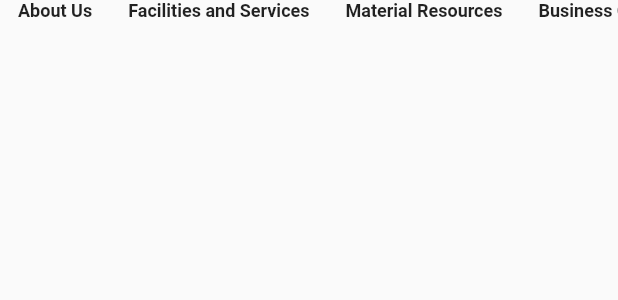
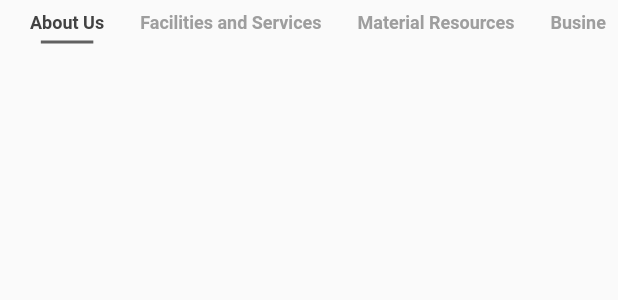
Before and after one commit to ajmal110/qkres_app, a Flutter app: the Categories widget shown alone on an empty page, opened directly, on a phone screen of 412 x 824 dp. Shown: the top 300 px of the screen. Run offline on Flutter 3.47's test engine with Material 2 defaults, Android fonts, the phone set to English and light mode, and no system bars; our stand-ins replace animated_text_kit, firebase_auth, firebase_core, flutter_vector_icons; accounts and stored records are empty; project files that could hold a hidden picture were left out.

```diff
--- a/lib/components/body.dart
+++ b/lib/components/body.dart
@@ -1,4 +1,6 @@
+import 'package:flutter/cupertino.dart';
 import 'package:flutter/material.dart';
+import 'package:qkres_app/components/categories.dart';
 
 class Body extends StatefulWidget {
   @override
@@ -17,9 +19,10 @@ class _BodyState extends State<Body> {
                     end: Alignment.bottomCenter,
                     colors: [Colors.grey[300], Colors.white])),),
        Column(
+         crossAxisAlignment: CrossAxisAlignment.start,
         children: <Widget>[
           Padding(
-            padding: const EdgeInsets.only(top:7.0),
+            padding: const EdgeInsets.only(top:7.0,left: 20),
             child: Text(
               'QkRes',
         textAlign: TextAlign.left,
@@ -32,38 +35,10 @@ class _BodyState extends State<Body> {
             ),),
           ),
           SizedBox(height: 10,),
-          Categories()
+          Categories(),
+          Co
         ],
       ),
     ]);
   }
 }
-
-
-class Categories extends StatefulWidget {
-  @override
-  _CategoriesState createState() => _CategoriesState();
-}
-
-class _CategoriesState extends State<Categories> {
-  List<String> categories = ["About Us","Facilities and Services", "Material Resources","Business Opportunities"];
-  int selectedIndex =0;
-  @override
-  Widget build(BuildContext context) {
-    return SizedBox(height: 25,
-    child: ListView.builder(
-        scrollDirection: Axis.horizontal,
-        itemCount: categories.length,
-        itemBuilder: (context,index )=> buildCategory(index)),
-    );
-  }
-
-  Widget buildCategory(int index) => Padding(
-    padding: const EdgeInsets.symmetric(horizontal: 12.0),
-    child: Text(categories[index],
-    style: TextStyle(
-      fontSize: 12,
-      fontWeight: FontWeight.bold
-    ),),
-  );
-}
--- /dev/null
+++ b/lib/components/categories.dart
@@ -0,0 +1,50 @@
+import 'package:flutter/material.dart';
+
+class Categories extends StatefulWidget {
+  @override
+  _CategoriesState createState() => _CategoriesState();
+}
+
+class _CategoriesState extends State<Categories> {
+  List<String> categories = ["About Us","Facilities and Services", "Material Resources","Business Opportunities"];
+  int selectedIndex =0;
+  @override
+  Widget build(BuildContext context) {
+    return Padding(
+      padding: const EdgeInsets.all(8.0),
+      child: SizedBox(height: 25,
+        child: ListView.builder(
+            scrollDirection: Axis.horizontal,
+            itemCount: categories.length,
+            itemBuilder: (context,index )=> buildCategory(index)),
+      ),
+    );
+  }
+
+  Widget buildCategory(int index) => GestureDetector(
+    onTap: (){
+      setState(() {
+        selectedIndex = index;
+      });
+    },
+    child: Padding(
+      padding: const EdgeInsets.symmetric(horizontal: 12.0),
+      child: Column(
+        children: [
+          Text(categories[index],
+            style: TextStyle(
+              fontSize: 12,
+              fontWeight: FontWeight.bold,
+              color:selectedIndex == index ? Colors.grey[800] : Colors.grey[500],
+            ),),
+          Container(
+            margin: EdgeInsets.only(top: 5),
+            height: 2,
+            width: 35,
+            color:selectedIndex == index ? Colors.grey[700] : Colors.transparent,
+          )
+        ],
+      ),
+    ),
+  );
+}
```
